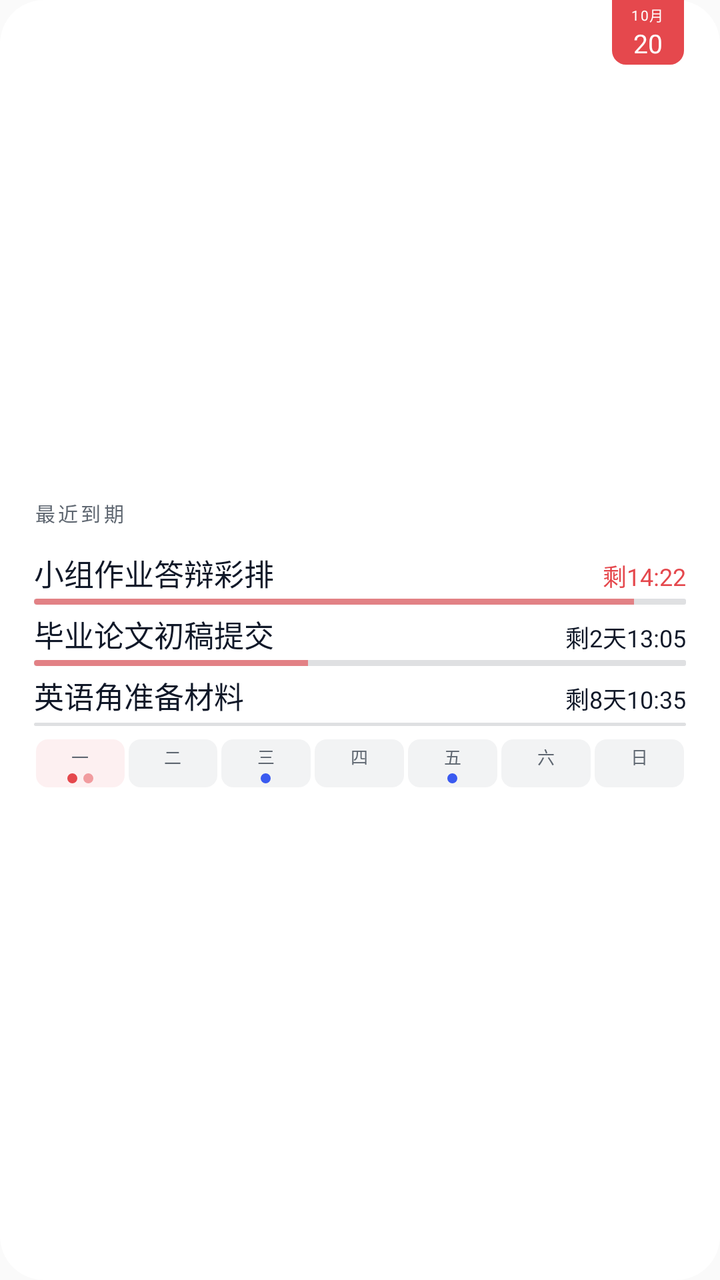
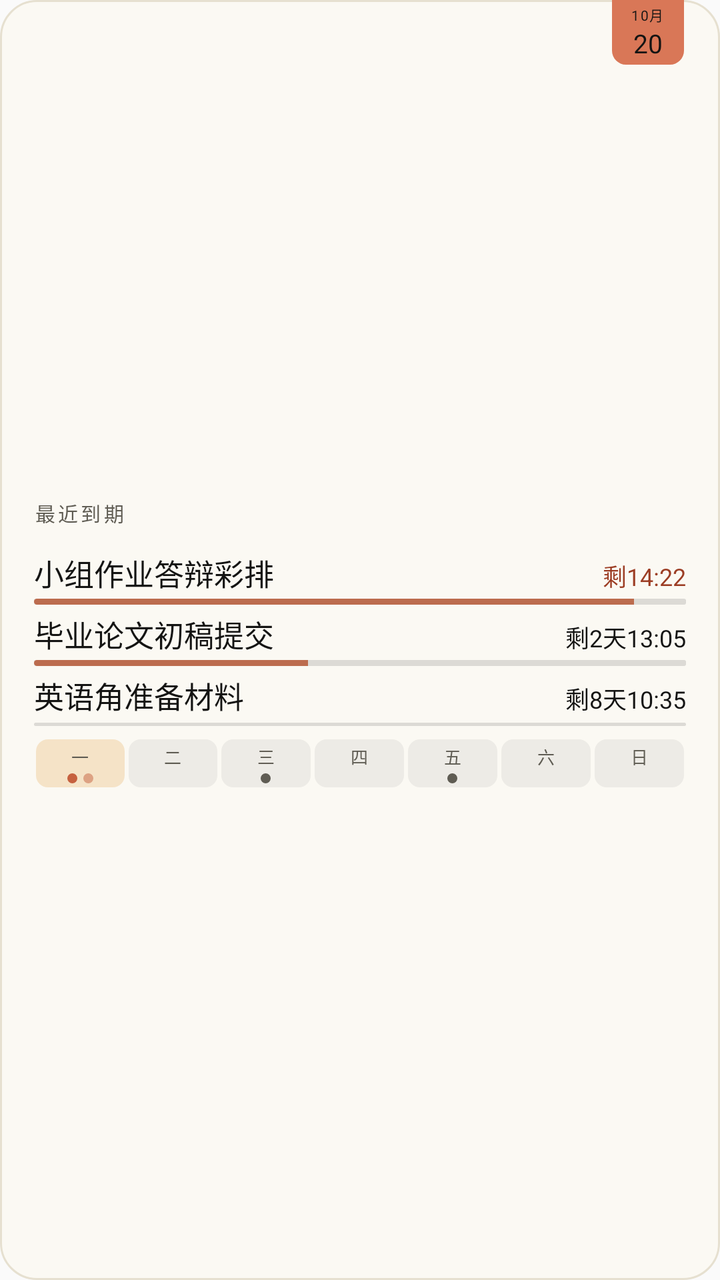

Screens rendered from an Android XML layout before and after an edit, with the pre-edit source and the edit as a unified diff.
<!-- AndroidManifest.xml: application theme android:Theme.Material.Light.NoActionBar -->
<!-- res/layout/widget_v3_preview.xml -->
<?xml version="1.0" encoding="utf-8"?>
<FrameLayout xmlns:android="http://schemas.android.com/apk/res/android"
    android:layout_width="match_parent"
    android:layout_height="match_parent"
    android:background="@drawable/widget_bg_light">

    <LinearLayout
        android:layout_width="match_parent"
        android:layout_height="wrap_content"
        android:layout_gravity="center_vertical"
        android:orientation="vertical"
        android:paddingStart="17dp"
        android:paddingTop="11dp"
        android:paddingEnd="17dp"
        android:paddingBottom="8dp">

        <TextView
            android:layout_width="wrap_content"
            android:layout_height="wrap_content"
            android:layout_marginBottom="8dp"
            android:text="@string/wgt_header_recent"
            android:textColor="#FF5F6771"
            android:textSize="10sp"
            android:letterSpacing="0.14"
/>

        
        <LinearLayout
            android:layout_width="match_parent"
            android:layout_height="wrap_content"
            android:layout_marginTop="4dp"
            android:orientation="vertical">

            <LinearLayout
                android:layout_width="match_parent"
                android:layout_height="wrap_content"
                android:orientation="horizontal">

                <TextView
                    android:layout_width="0dp"
                    android:layout_height="wrap_content"
                    android:layout_weight="1"
                    android:text="@string/pv_title_rehearsal"
                    android:textColor="#FF101828"
                    android:textSize="15sp"
                    android:includeFontPadding="false"
                    android:maxLines="1"
                    android:ellipsize="end"
/>

                <TextView
                    android:layout_width="wrap_content"
                    android:layout_height="wrap_content"
                    android:layout_marginStart="10dp"
                    android:text="@string/pv_cd_hours"
                    android:textColor="#FFE5484D"
                    android:textSize="12sp"
                    android:maxLines="1"
/>
            </LinearLayout>

            <FrameLayout
                android:layout_width="match_parent"
                android:layout_height="wrap_content"
                android:layout_marginTop="2dp">

                <TextView
                    android:layout_width="match_parent"
                    android:layout_height="3dp"
                    android:background="@drawable/widget_ruler_track_light" />

                <ProgressBar
                    style="@android:style/Widget.ProgressBar.Horizontal"
                    android:layout_width="match_parent"
                    android:layout_height="3dp"
                    android:max="100"
                    android:progress="92"
                    android:progressDrawable="@drawable/widget_ruler_progress" />
            </FrameLayout>
        </LinearLayout>

        
        <LinearLayout
            android:layout_width="match_parent"
            android:layout_height="wrap_content"
            android:layout_marginTop="4dp"
            android:orientation="vertical">

            <LinearLayout
                android:layout_width="match_parent"
                android:layout_height="wrap_content"
                android:orientation="horizontal">

                <TextView
                    android:layout_width="0dp"
                    android:layout_height="wrap_content"
                    android:layout_weight="1"
                    android:text="@string/pv_title_thesis"
                    android:textColor="#FF101828"
                    android:textSize="15sp"
                    android:includeFontPadding="false"
                    android:maxLines="1"
                    android:ellipsize="end"
/>

                <TextView
                    android:layout_width="wrap_content"
                    android:layout_height="wrap_content"
                    android:layout_marginStart="10dp"
                    android:text="@string/pv_cd_days"
                    android:textColor="#FF101828"
                    android:textSize="12sp"
                    android:maxLines="1"
/>
            </LinearLayout>

            <FrameLayout
                android:layout_width="match_parent"
                android:layout_height="wrap_content"
                android:layout_marginTop="2dp">

                <TextView
                    android:layout_width="match_parent"
                    android:layout_height="3dp"
                    android:background="@drawable/widget_ruler_track_light" />

                <ProgressBar
                    style="@android:style/Widget.ProgressBar.Horizontal"
                    android:layout_width="match_parent"
                    android:layout_height="3dp"
                    android:max="100"
                    android:progress="42"
                    android:progressDrawable="@drawable/widget_ruler_progress" />
            </FrameLayout>
        </LinearLayout>

        
        <LinearLayout
            android:layout_width="match_parent"
            android:layout_height="wrap_content"
            android:layout_marginTop="4dp"
            android:orientation="vertical">

            <LinearLayout
                android:layout_width="match_parent"
                android:layout_height="wrap_content"
                android:orientation="horizontal">

                <TextView
                    android:layout_width="0dp"
                    android:layout_height="wrap_content"
                    android:layout_weight="1"
                    android:text="@string/pv_title_english_corner"
                    android:textColor="#FF101828"
                    android:textSize="15sp"
                    android:includeFontPadding="false"
                    android:maxLines="1"
                    android:ellipsize="end"
/>

                <TextView
                    android:layout_width="wrap_content"
                    android:layout_height="wrap_content"
                    android:layout_marginStart="10dp"
                    android:text="@string/pv_cd_week"
                    android:textColor="#FF101828"
                    android:textSize="12sp"
                    android:maxLines="1"
/>
            </LinearLayout>

            <FrameLayout
                android:layout_width="match_parent"
                android:layout_height="3dp"
                android:layout_marginTop="2dp">

                <TextView
                    android:layout_width="match_parent"
                    android:layout_height="1.5dp"
                    android:layout_gravity="center_vertical"
                    android:background="@drawable/widget_ruler_track_light" />
            </FrameLayout>
        </LinearLayout>

        
        <LinearLayout
            android:layout_width="match_parent"
            android:layout_height="wrap_content"
            android:layout_marginTop="6dp"
            android:orientation="horizontal">

            <LinearLayout
                android:layout_width="0dp"
                android:layout_height="wrap_content"
                android:layout_marginStart="1dp"
                android:layout_marginEnd="1dp"
                android:layout_weight="1"
                android:background="@drawable/widget_cell_today_light"
                android:gravity="center_horizontal"
                android:orientation="vertical"
                android:paddingTop="2dp"
                android:paddingBottom="2dp">

                <TextView
                    android:layout_width="wrap_content"
                    android:layout_height="wrap_content"
                    android:text="@string/weekday_narrow_0"
                    android:textColor="#FF5F6771"
                    android:textSize="8.5sp" />

                <LinearLayout
                    android:layout_width="wrap_content"
                    android:layout_height="5dp"
                    android:layout_marginTop="2dp"
                    android:gravity="center"
                    android:orientation="horizontal">

                    <TextView
                        android:layout_width="5dp"
                        android:layout_height="5dp"
                        android:background="@drawable/dot_red" />

                    <TextView
                        android:layout_width="5dp"
                        android:layout_height="5dp"
                        android:layout_marginStart="3dp"
                        android:background="@drawable/dot_red_soft" />
                </LinearLayout>
            </LinearLayout>

            <LinearLayout
                android:layout_width="0dp"
                android:layout_height="wrap_content"
                android:layout_marginStart="1dp"
                android:layout_marginEnd="1dp"
                android:layout_weight="1"
                android:background="@drawable/widget_cell_light"
                android:gravity="center_horizontal"
                android:orientation="vertical"
                android:paddingTop="2dp"
                android:paddingBottom="2dp">

                <TextView
                    android:layout_width="wrap_content"
                    android:layout_height="wrap_content"
                    android:text="@string/weekday_narrow_1"
                    android:textColor="#FF5F6771"
                    android:textSize="8.5sp" />

                <LinearLayout
                    android:layout_width="wrap_content"
                    android:layout_height="5dp"
                    android:layout_marginTop="2dp"
                    android:gravity="center"
                    android:orientation="horizontal" />
            </LinearLayout>

            <LinearLayout
                android:layout_width="0dp"
                android:layout_height="wrap_content"
                android:layout_marginStart="1dp"
                android:layout_marginEnd="1dp"
                android:layout_weight="1"
                android:background="@drawable/widget_cell_light"
                android:gravity="center_horizontal"
                android:orientation="vertical"
                android:paddingTop="2dp"
                android:paddingBottom="2dp">

                <TextView
                    android:layout_width="wrap_content"
                    android:layout_height="wrap_content"
                    android:text="@string/weekday_narrow_2"
                    android:textColor="#FF5F6771"
                    android:textSize="8.5sp" />

                <LinearLayout
                    android:layout_width="wrap_content"
                    android:layout_height="5dp"
                    android:layout_marginTop="2dp"
                    android:gravity="center"
                    android:orientation="horizontal">

                    <TextView
                        android:layout_width="5dp"
                        android:layout_height="5dp"
                        android:background="@drawable/dot_ind_light" />
                </LinearLayout>
            </LinearLayout>

            <LinearLayout
                android:layout_width="0dp"
                android:layout_height="wrap_content"
                android:layout_marginStart="1dp"
                android:layout_marginEnd="1dp"
                android:layout_weight="1"
                android:background="@drawable/widget_cell_light"
                android:gravity="center_horizontal"
                android:orientation="vertical"
                android:paddingTop="2dp"
                android:paddingBottom="2dp">

                <TextView
                    android:layout_width="wrap_content"
                    android:layout_height="wrap_content"
                    android:text="@string/weekday_narrow_3"
                    android:textColor="#FF5F6771"
                    android:textSize="8.5sp" />

                <LinearLayout
                    android:layout_width="wrap_content"
                    android:layout_height="5dp"
                    android:layout_marginTop="2dp"
                    android:gravity="center"
                    android:orientation="horizontal" />
            </LinearLayout>

            <LinearLayout
                android:layout_width="0dp"
                android:layout_height="wrap_content"
                android:layout_marginStart="1dp"
                android:layout_marginEnd="1dp"
                android:layout_weight="1"
                android:background="@drawable/widget_cell_light"
                android:gravity="center_horizontal"
                android:orientation="vertical"
                android:paddingTop="2dp"
                android:paddingBottom="2dp">

                <TextView
                    android:layout_width="wrap_content"
                    android:layout_height="wrap_content"
                    android:text="@string/weekday_narrow_4"
                    android:textColor="#FF5F6771"
                    android:textSize="8.5sp" />

                <LinearLayout
                    android:layout_width="wrap_content"
                    android:layout_height="5dp"
                    android:layout_marginTop="2dp"
                    android:gravity="center"
                    android:orientation="horizontal">

                    <TextView
                        android:layout_width="5dp"
                        android:layout_height="5dp"
                        android:background="@drawable/dot_ind_light" />
                </LinearLayout>
            </LinearLayout>

            <LinearLayout
                android:layout_width="0dp"
                android:layout_height="wrap_content"
                android:layout_marginStart="1dp"
                android:layout_marginEnd="1dp"
                android:layout_weight="1"
                android:background="@drawable/widget_cell_light"
                android:gravity="center_horizontal"
                android:orientation="vertical"
                android:paddingTop="2dp"
                android:paddingBottom="2dp">

                <TextView
                    android:layout_width="wrap_content"
                    android:layout_height="wrap_content"
                    android:text="@string/weekday_narrow_5"
                    android:textColor="#FF5F6771"
                    android:textSize="8.5sp" />

                <LinearLayout
                    android:layout_width="wrap_content"
                    android:layout_height="5dp"
                    android:layout_marginTop="2dp"
                    android:gravity="center"
                    android:orientation="horizontal" />
            </LinearLayout>

            <LinearLayout
                android:layout_width="0dp"
                android:layout_height="wrap_content"
                android:layout_marginStart="1dp"
                android:layout_marginEnd="1dp"
                android:layout_weight="1"
                android:background="@drawable/widget_cell_light"
                android:gravity="center_horizontal"
                android:orientation="vertical"
                android:paddingTop="2dp"
                android:paddingBottom="2dp">

                <TextView
                    android:layout_width="wrap_content"
                    android:layout_height="wrap_content"
                    android:text="@string/weekday_narrow_6"
                    android:textColor="#FF5F6771"
                    android:textSize="8.5sp" />

                <LinearLayout
                    android:layout_width="wrap_content"
                    android:layout_height="5dp"
                    android:layout_marginTop="2dp"
                    android:gravity="center"
                    android:orientation="horizontal" />
            </LinearLayout>
        </LinearLayout>
    </LinearLayout>

    <LinearLayout
        android:layout_width="36dp"
        android:layout_height="wrap_content"
        android:layout_gravity="top|end"
        android:layout_marginEnd="18dp"
        android:background="@drawable/widget_calpg_light"
        android:gravity="center_horizontal"
        android:orientation="vertical"
        android:paddingTop="2dp"
        android:paddingBottom="2dp">

        <TextView
            android:layout_width="wrap_content"
            android:layout_height="wrap_content"
            android:text="@string/ph_calpg_month"
            android:textColor="#FFFFFFFF"
            android:textSize="7sp"
            android:letterSpacing="0.08"
/>

        <TextView
            android:layout_width="wrap_content"
            android:layout_height="wrap_content"
            android:text="20"
            android:textColor="#FFFFFFFF"
            android:textSize="13sp"
/>
    </LinearLayout>
</FrameLayout>
<!-- resources referenced by this layout -->
<resources>
  <!-- drawable dot_ind_light (drawable) -->
  <?xml version="1.0" encoding="utf-8"?>
  <shape xmlns:android="http://schemas.android.com/apk/res/android" android:shape="oval">
      <solid android:color="#FF3A5AF0" />
  </shape>
  <!-- drawable dot_red (drawable) -->
  <?xml version="1.0" encoding="utf-8"?>
  <shape xmlns:android="http://schemas.android.com/apk/res/android" android:shape="oval">
      <solid android:color="#FFE5484D" />
  </shape>
  <!-- drawable dot_red_soft (drawable) -->
  <?xml version="1.0" encoding="utf-8"?>
  <shape xmlns:android="http://schemas.android.com/apk/res/android" android:shape="oval">
      <solid android:color="#80E5484D" />
  </shape>
  <!-- drawable widget_bg_light (drawable) -->
  <?xml version="1.0" encoding="utf-8"?>
  <shape xmlns:android="http://schemas.android.com/apk/res/android">
      <solid android:color="#FFFFFFFF" />
      <corners android:radius="22dp" />
  </shape>
  <!-- drawable widget_calpg_light (drawable) -->
  <?xml version="1.0" encoding="utf-8"?>
  <shape xmlns:android="http://schemas.android.com/apk/res/android">
      <solid android:color="#FFE5484D" />
      <corners android:bottomLeftRadius="7dp" android:bottomRightRadius="7dp" />
  </shape>
  <!-- drawable widget_cell_light (drawable) -->
  <?xml version="1.0" encoding="utf-8"?>
  <shape xmlns:android="http://schemas.android.com/apk/res/android">
      <solid android:color="#0D101828" />
      <corners android:radius="6dp" />
  </shape>
  <!-- drawable widget_cell_today_light (drawable) -->
  <?xml version="1.0" encoding="utf-8"?>
  <shape xmlns:android="http://schemas.android.com/apk/res/android">
      <solid android:color="#14E5484D" />
      <corners android:radius="6dp" />
  </shape>
  <!-- drawable widget_ruler_progress (drawable) -->
  <?xml version="1.0" encoding="utf-8"?>
  <layer-list xmlns:android="http://schemas.android.com/apk/res/android">
      <item android:id="@android:id/progress">
          <clip>
              <shape android:shape="rectangle">
                  <corners android:radius="2dp" />
                  <solid android:color="#9EE5484D" />
              </shape>
          </clip>
      </item>
  </layer-list>
  <!-- drawable widget_ruler_track_light (drawable) -->
  <?xml version="1.0" encoding="utf-8"?>
  <shape xmlns:android="http://schemas.android.com/apk/res/android">
      <solid android:color="#22101828" />
      <corners android:radius="1dp" />
  </shape>
  <string name="ph_calpg_month">10月</string>
  <string name="pv_cd_days">剩2天13:05</string>
  <string name="pv_cd_hours">剩14:22</string>
  <string name="pv_cd_week">剩8天10:35</string>
  <string name="pv_title_english_corner">英语角准备材料</string>
  <string name="pv_title_rehearsal">小组作业答辩彩排</string>
  <string name="pv_title_thesis">毕业论文初稿提交</string>
  <string name="weekday_narrow_0">一</string>
  <string name="weekday_narrow_1">二</string>
  <string name="weekday_narrow_2">三</string>
  <string name="weekday_narrow_3">四</string>
  <string name="weekday_narrow_4">五</string>
  <string name="weekday_narrow_5">六</string>
  <string name="weekday_narrow_6">日</string>
  <string name="wgt_header_recent">最近到期</string>
</resources>

<!-- the commit's change to res/layout/widget_v3_preview.xml (unified diff, before → after) -->
@@ -19,7 +19,7 @@
             android:layout_height="wrap_content"
             android:layout_marginBottom="8dp"
             android:text="@string/wgt_header_recent"
-            android:textColor="#FF5F6771"
+            android:textColor="#FF5F5C53"
             android:textSize="10sp"
             android:letterSpacing="0.14"
 />
@@ -41,7 +41,7 @@
                     android:layout_height="wrap_content"
                     android:layout_weight="1"
                     android:text="@string/pv_title_rehearsal"
-                    android:textColor="#FF101828"
+                    android:textColor="#FF141413"
                     android:textSize="15sp"
                     android:includeFontPadding="false"
                     android:maxLines="1"
@@ -53,7 +53,7 @@
                     android:layout_height="wrap_content"
                     android:layout_marginStart="10dp"
                     android:text="@string/pv_cd_hours"
-                    android:textColor="#FFE5484D"
+                    android:textColor="#FF9C3D24"
                     android:textSize="12sp"
                     android:maxLines="1"
 />
@@ -96,7 +96,7 @@
                     android:layout_height="wrap_content"
                     android:layout_weight="1"
                     android:text="@string/pv_title_thesis"
-                    android:textColor="#FF101828"
+                    android:textColor="#FF141413"
                     android:textSize="15sp"
                     android:includeFontPadding="false"
                     android:maxLines="1"
@@ -108,7 +108,7 @@
                     android:layout_height="wrap_content"
                     android:layout_marginStart="10dp"
                     android:text="@string/pv_cd_days"
-                    android:textColor="#FF101828"
+                    android:textColor="#FF141413"
                     android:textSize="12sp"
                     android:maxLines="1"
 />
@@ -151,7 +151,7 @@
                     android:layout_height="wrap_content"
                     android:layout_weight="1"
                     android:text="@string/pv_title_english_corner"
-                    android:textColor="#FF101828"
+                    android:textColor="#FF141413"
                     android:textSize="15sp"
                     android:includeFontPadding="false"
                     android:maxLines="1"
@@ -163,7 +163,7 @@
                     android:layout_height="wrap_content"
                     android:layout_marginStart="10dp"
                     android:text="@string/pv_cd_week"
-                    android:textColor="#FF101828"
+                    android:textColor="#FF141413"
                     android:textSize="12sp"
                     android:maxLines="1"
 />
@@ -205,7 +205,7 @@
                     android:layout_width="wrap_content"
                     android:layout_height="wrap_content"
                     android:text="@string/weekday_narrow_0"
-                    android:textColor="#FF5F6771"
+                    android:textColor="#FF5F5C53"
                     android:textSize="8.5sp" />
 
                 <LinearLayout
@@ -244,7 +244,7 @@
                     android:layout_width="wrap_content"
                     android:layout_height="wrap_content"
                     android:text="@string/weekday_narrow_1"
-                    android:textColor="#FF5F6771"
+                    android:textColor="#FF5F5C53"
                     android:textSize="8.5sp" />
 
                 <LinearLayout
@@ -271,7 +271,7 @@
                     android:layout_width="wrap_content"
                     android:layout_height="wrap_content"
                     android:text="@string/weekday_narrow_2"
-                    android:textColor="#FF5F6771"
+                    android:textColor="#FF5F5C53"
                     android:textSize="8.5sp" />
 
                 <LinearLayout
@@ -304,7 +304,7 @@
                     android:layout_width="wrap_content"
                     android:layout_height="wrap_content"
                     android:text="@string/weekday_narrow_3"
-                    android:textColor="#FF5F6771"
+                    android:textColor="#FF5F5C53"
                     android:textSize="8.5sp" />
 
                 <LinearLayout
@@ -331,7 +331,7 @@
                     android:layout_width="wrap_content"
                     android:layout_height="wrap_content"
                     android:text="@string/weekday_narrow_4"
-                    android:textColor="#FF5F6771"
+                    android:textColor="#FF5F5C53"
                     android:textSize="8.5sp" />
 
                 <LinearLayout
@@ -364,7 +364,7 @@
                     android:layout_width="wrap_content"
                     android:layout_height="wrap_content"
                     android:text="@string/weekday_narrow_5"
-                    android:textColor="#FF5F6771"
+                    android:textColor="#FF5F5C53"
                     android:textSize="8.5sp" />
 
                 <LinearLayout
@@ -391,7 +391,7 @@
                     android:layout_width="wrap_content"
                     android:layout_height="wrap_content"
                     android:text="@string/weekday_narrow_6"
-                    android:textColor="#FF5F6771"
+                    android:textColor="#FF5F5C53"
                     android:textSize="8.5sp" />
 
                 <LinearLayout
@@ -419,7 +419,7 @@
             android:layout_width="wrap_content"
             android:layout_height="wrap_content"
             android:text="@string/ph_calpg_month"
-            android:textColor="#FFFFFFFF"
+            android:textColor="#FF141413"
             android:textSize="7sp"
             android:letterSpacing="0.08"
 />
@@ -428,7 +428,7 @@
             android:layout_width="wrap_content"
             android:layout_height="wrap_content"
             android:text="20"
-            android:textColor="#FFFFFFFF"
+            android:textColor="#FF141413"
             android:textSize="13sp"
 />
     </LinearLayout>
<!-- resource entries referenced after the edit -->
@@ -3,40 +3,41 @@
   <!-- drawable dot_ind_light (drawable) -->
   <?xml version="1.0" encoding="utf-8"?>
   <shape xmlns:android="http://schemas.android.com/apk/res/android" android:shape="oval">
-      <solid android:color="#FF3A5AF0" />
+      <solid android:color="#FF5F5C53" />
   </shape>
   <!-- drawable dot_red (drawable) -->
   <?xml version="1.0" encoding="utf-8"?>
   <shape xmlns:android="http://schemas.android.com/apk/res/android" android:shape="oval">
-      <solid android:color="#FFE5484D" />
+      <solid android:color="#FFC6613F" />
   </shape>
   <!-- drawable dot_red_soft (drawable) -->
   <?xml version="1.0" encoding="utf-8"?>
   <shape xmlns:android="http://schemas.android.com/apk/res/android" android:shape="oval">
-      <solid android:color="#80E5484D" />
+      <solid android:color="#80C6613F" />
   </shape>
   <!-- drawable widget_bg_light (drawable) -->
   <?xml version="1.0" encoding="utf-8"?>
   <shape xmlns:android="http://schemas.android.com/apk/res/android">
-      <solid android:color="#FFFFFFFF" />
-      <corners android:radius="22dp" />
+      <solid android:color="#FFFBF9F3" />
+      <stroke android:width="1dp" android:color="#FFE6E0D0" />
+      <corners android:radius="18dp" />
   </shape>
   <!-- drawable widget_calpg_light (drawable) -->
   <?xml version="1.0" encoding="utf-8"?>
   <shape xmlns:android="http://schemas.android.com/apk/res/android">
-      <solid android:color="#FFE5484D" />
+      <solid android:color="#FFD97757" />
       <corners android:bottomLeftRadius="7dp" android:bottomRightRadius="7dp" />
   </shape>
   <!-- drawable widget_cell_light (drawable) -->
   <?xml version="1.0" encoding="utf-8"?>
   <shape xmlns:android="http://schemas.android.com/apk/res/android">
-      <solid android:color="#0D101828" />
+      <solid android:color="#0F141413" />
       <corners android:radius="6dp" />
   </shape>
   <!-- drawable widget_cell_today_light (drawable) -->
   <?xml version="1.0" encoding="utf-8"?>
   <shape xmlns:android="http://schemas.android.com/apk/res/android">
-      <solid android:color="#14E5484D" />
+      <solid android:color="#FFF5E3C7" />
       <corners android:radius="6dp" />
   </shape>
   <!-- drawable widget_ruler_progress (drawable) -->
@@ -46,7 +47,7 @@
           <clip>
               <shape android:shape="rectangle">
                   <corners android:radius="2dp" />
-                  <solid android:color="#9EE5484D" />
+                  <solid android:color="#CCB4522E" />
               </shape>
           </clip>
       </item>
@@ -54,7 +55,7 @@
   <!-- drawable widget_ruler_track_light (drawable) -->
   <?xml version="1.0" encoding="utf-8"?>
   <shape xmlns:android="http://schemas.android.com/apk/res/android">
-      <solid android:color="#22101828" />
+      <solid android:color="#22141413" />
       <corners android:radius="1dp" />
   </shape>
   <string name="ph_calpg_month">10月</string>
